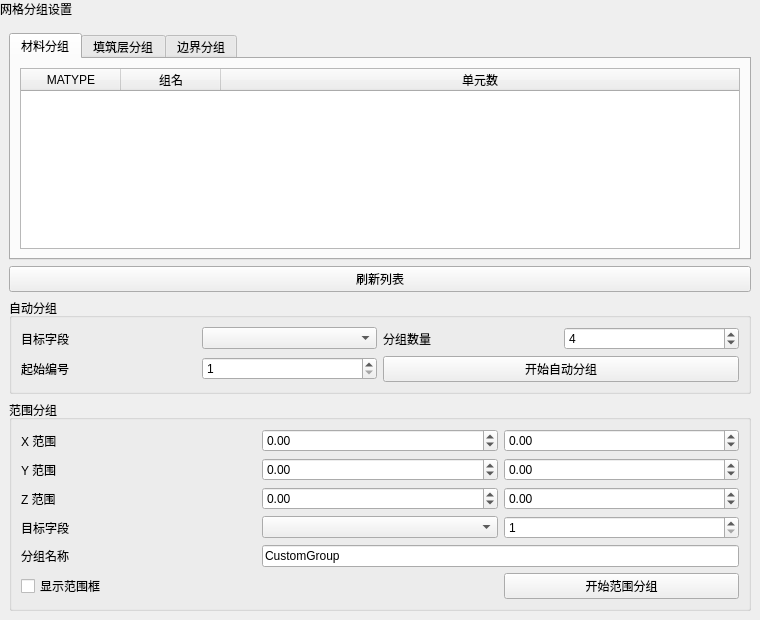
First picture: the form in plugins/Base_Mesh/MeshGroupingWidget.ui, repository asd977/base_cae, before the edit.
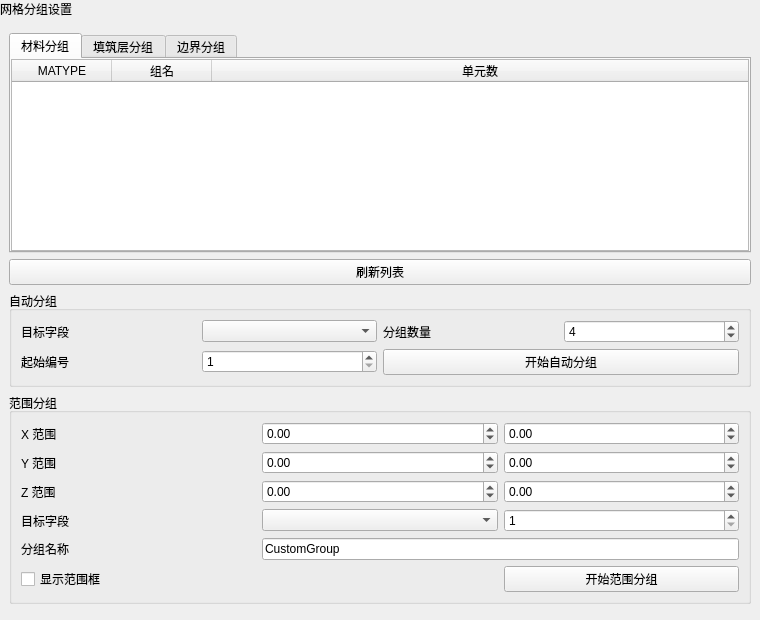
Second picture: the form after the edit.

Patch:
```diff
--- a/plugins/Base_Mesh/MeshGroupingWidget.ui
+++ b/plugins/Base_Mesh/MeshGroupingWidget.ui
@@ -91,6 +91,18 @@
            </property>
           </widget>
          </item>
+         <property name="leftMargin">
+          <number>0</number>
+         </property>
+         <property name="topMargin">
+          <number>0</number>
+         </property>
+         <property name="rightMargin">
+          <number>0</number>
+         </property>
+         <property name="bottomMargin">
+          <number>0</number>
+         </property>
         </layout>
        </widget>
        <widget class="QWidget" name="tabLayer">
@@ -126,6 +138,18 @@
            </property>
           </widget>
          </item>
+         <property name="leftMargin">
+          <number>0</number>
+         </property>
+         <property name="topMargin">
+          <number>0</number>
+         </property>
+         <property name="rightMargin">
+          <number>0</number>
+         </property>
+         <property name="bottomMargin">
+          <number>0</number>
+         </property>
         </layout>
        </widget>
        <widget class="QWidget" name="tabBoundary">
@@ -173,6 +197,18 @@
            </property>
           </widget>
          </item>
+         <property name="leftMargin">
+          <number>0</number>
+         </property>
+         <property name="topMargin">
+          <number>0</number>
+         </property>
+         <property name="rightMargin">
+          <number>0</number>
+         </property>
+         <property name="bottomMargin">
+          <number>0</number>
+         </property>
         </layout>
        </widget>
       </widget>
@@ -266,6 +302,18 @@
           </property>
          </widget>
         </item>
+        <property name="leftMargin">
+         <number>9</number>
+        </property>
+        <property name="topMargin">
+         <number>9</number>
+        </property>
+        <property name="rightMargin">
+         <number>9</number>
+        </property>
+        <property name="bottomMargin">
+         <number>9</number>
+        </property>
        </layout>
       </widget>
      </item>
@@ -462,6 +510,18 @@
           </property>
          </widget>
         </item>
+        <property name="leftMargin">
+         <number>9</number>
+        </property>
+        <property name="topMargin">
+         <number>9</number>
+        </property>
+        <property name="rightMargin">
+         <number>9</number>
+        </property>
+        <property name="bottomMargin">
+         <number>9</number>
+        </property>
        </layout>
       </widget>
      </item>
```
